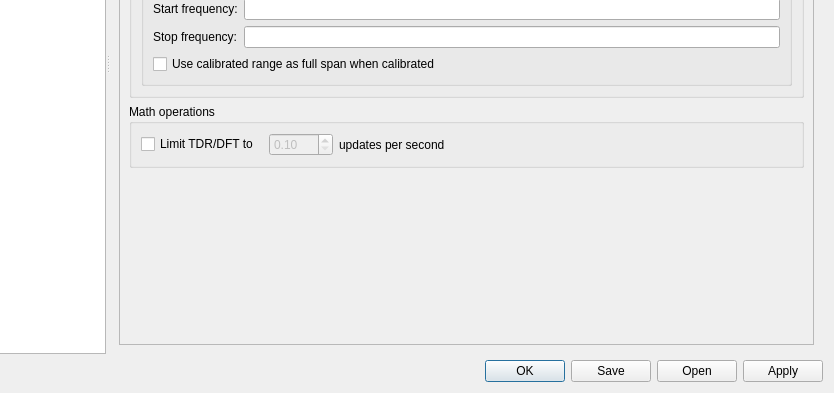
This is Software/PC_Application/LibreVNA-GUI/preferencesdialog.ui in jankae/LibreVNA as Qt 5 draws it before an edit; both pictures show x 155 to 989 and y 239 to 632 of the 989 by 632 pixel window. The edited form follows.
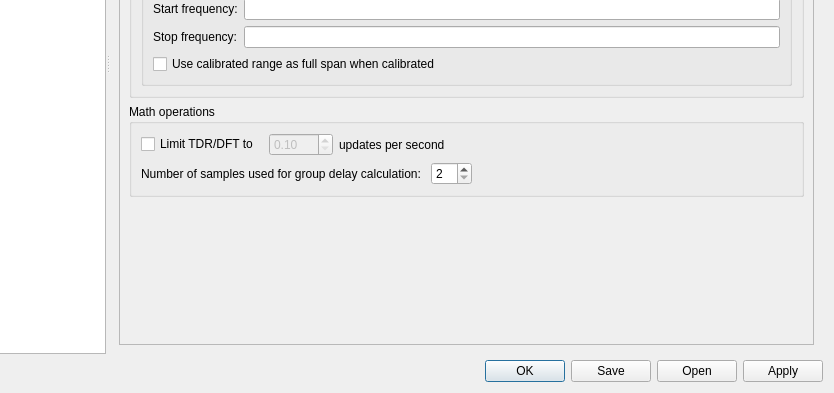
This is the edited form. The open tabs and pages were chosen to show the change. Custom widgets are drawn as their Qt base class.

```diff
--- a/Software/PC_Application/LibreVNA-GUI/preferencesdialog.ui
+++ b/Software/PC_Application/LibreVNA-GUI/preferencesdialog.ui
@@ -829,7 +829,9 @@
               <property name="title">
                <string>Math operations</string>
               </property>
-              <layout class="QHBoxLayout" name="horizontalLayout_6">
+              <layout class="QVBoxLayout" name="verticalLayout_19">
+               <item>
+                <layout class="QHBoxLayout" name="horizontalLayout_13">
                <item>
                 <widget class="QCheckBox" name="AcquisitionLimitTDRCheckbox">
                  <property name="text">
@@ -871,6 +873,39 @@
                 </spacer>
                </item>
               </layout>
+               </item>
+               <item>
+                <layout class="QHBoxLayout" name="horizontalLayout_6">
+                 <item>
+                  <widget class="QLabel" name="label_31">
+                   <property name="text">
+                    <string>Number of samples used for group delay calculation: </string>
+                   </property>
+                  </widget>
+                 </item>
+                 <item>
+                  <widget class="QSpinBox" name="AcquisitionGroupDelaySamples">
+                   <property name="minimum">
+                    <number>2</number>
+                   </property>
+                  </widget>
+                 </item>
+                 <item>
+                  <spacer name="horizontalSpacer_9">
+                   <property name="orientation">
+                    <enum>Qt::Horizontal</enum>
+                   </property>
+                   <property name="sizeHint" stdset="0">
+                    <size>
+                     <width>40</width>
+                     <height>20</height>
+                    </size>
+                   </property>
+                  </spacer>
+                 </item>
+                </layout>
+               </item>
+              </layout>
              </widget>
             </item>
             <item>
```
Left out of the diff: 21 changed lines with no effect on the pictures. Lines whose indentation alone changed are shown as unchanged.
